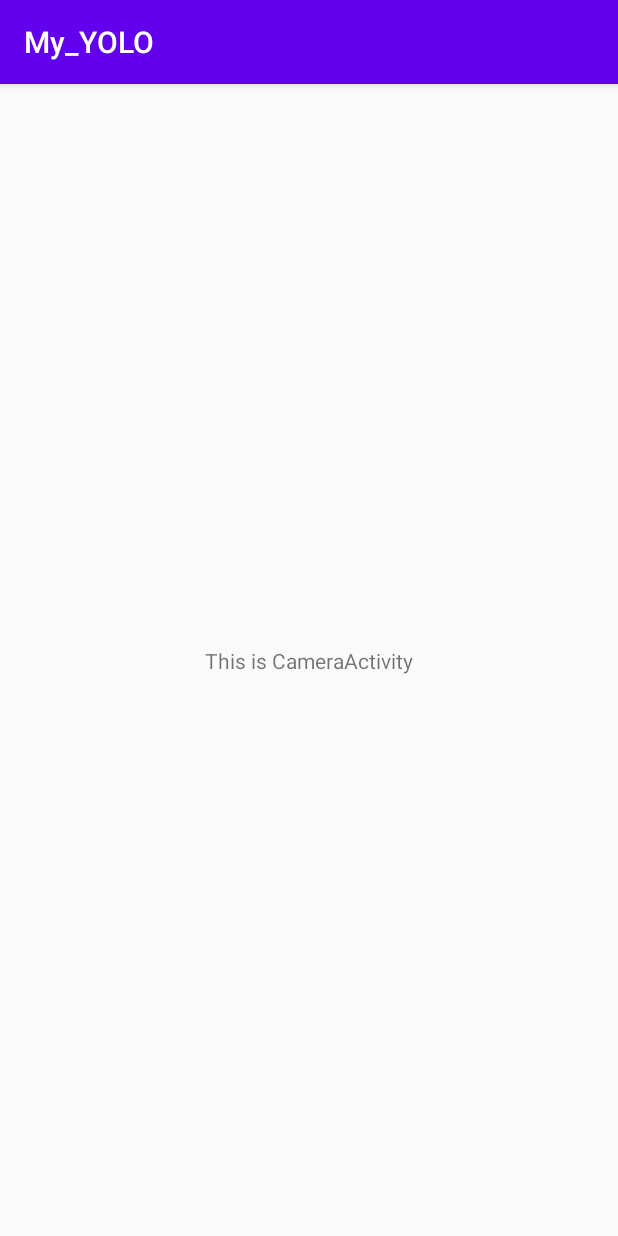
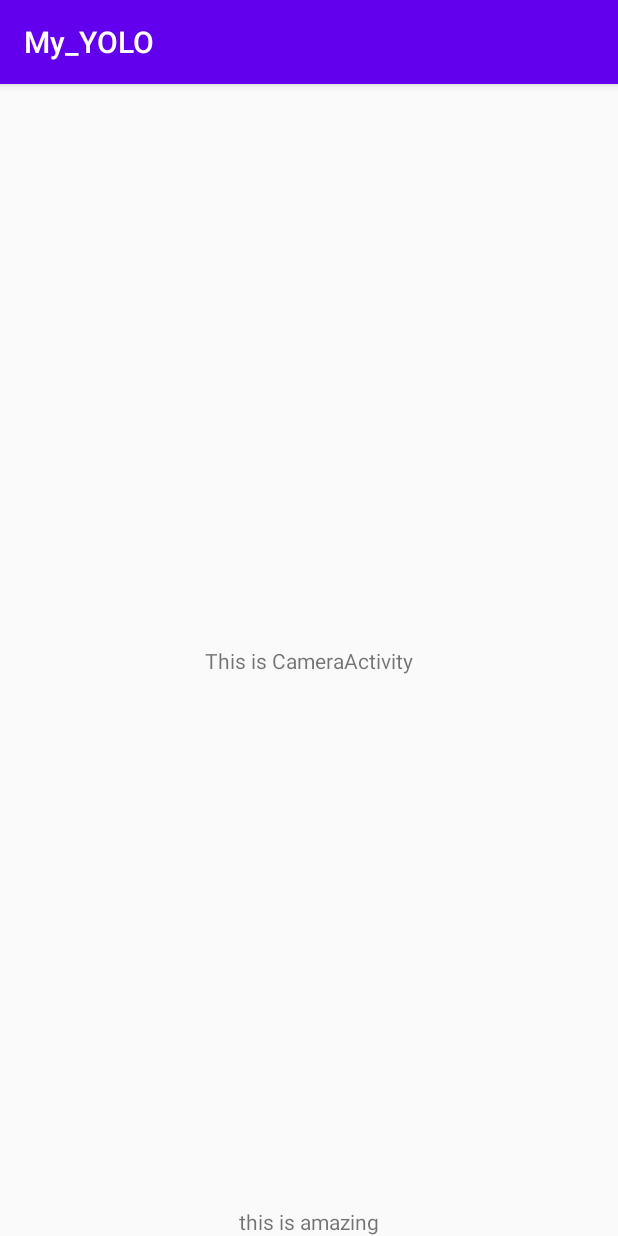
Before and after one commit to wbjung2917/YOLO_PROJECT, an Android app: the CameraActivity screen opened directly, with no data from a screen before it, on a phone screen of 412 x 824 dp. Run offline under Robolectric (Android 15) with nearby library versions, the phone set to English and light mode, and no system bars.

Commit message:
Camera activity modify

```diff
--- a/app/src/main/res/layout/activity_camera.xml
+++ b/app/src/main/res/layout/activity_camera.xml
@@ -15,5 +15,13 @@
         app:layout_constraintRight_toRightOf="parent"
         app:layout_constraintTop_toTopOf="parent"
     />
+    <TextView
+        android:layout_width="wrap_content"
+        android:layout_height="wrap_content"
+        android:text="this is amazing"
+        app:layout_constraintBottom_toBottomOf="parent"
+        app:layout_constraintLeft_toLeftOf="parent"
+        app:layout_constraintRight_toRightOf="parent"
+        />
 
 </androidx.constraintlayout.widget.ConstraintLayout>
```
